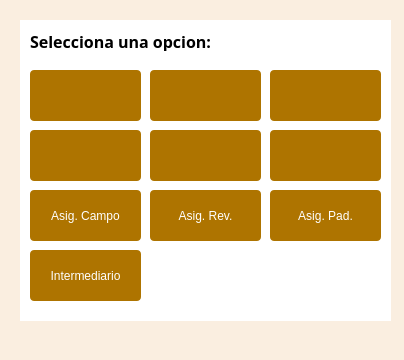
Old version of the form master/Master_dialog_base.ui in the repository dignacio/python.
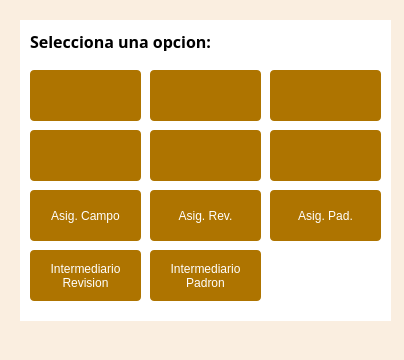
New version of the form. Icons and pictures are not drawn.

Commit message: master version antes de correcciones martin -> 31-07-2018

The edit to the form file:
```diff
--- a/master/Master_dialog_base.ui
+++ b/master/Master_dialog_base.ui
@@ -402,7 +402,37 @@
 }</string>
     </property>
     <property name="text">
-     <string>Intermediario</string>
+     <string>Intermediario
+Revision</string>
+    </property>
+   </widget>
+   <widget class="QPushButton" name="btnInterPad">
+    <property name="geometry">
+     <rect>
+      <x>130</x>
+      <y>230</y>
+      <width>111</width>
+      <height>51</height>
+     </rect>
+    </property>
+    <property name="styleSheet">
+     <string notr="true">QPushButton{
+background : rgb(174, 116, 0);
+color : rgb(255, 255, 255);
+border-radius : 4px;
+}
+QPushButton::hover{
+background : rgb(104, 69, 13);
+color : rgb(255, 255, 255);
+border-radius : 4px;
+}
+QPushButton:disabled {
+background: rgb(217, 217, 217)
+}</string>
+    </property>
+    <property name="text">
+     <string>Intermediario
+Padron</string>
     </property>
    </widget>
    <zorder>btnAsigPad</zorder>
```
Left out of the diff: 5 changed lines with no effect on the pictures. The commit also changes 18 other files.
